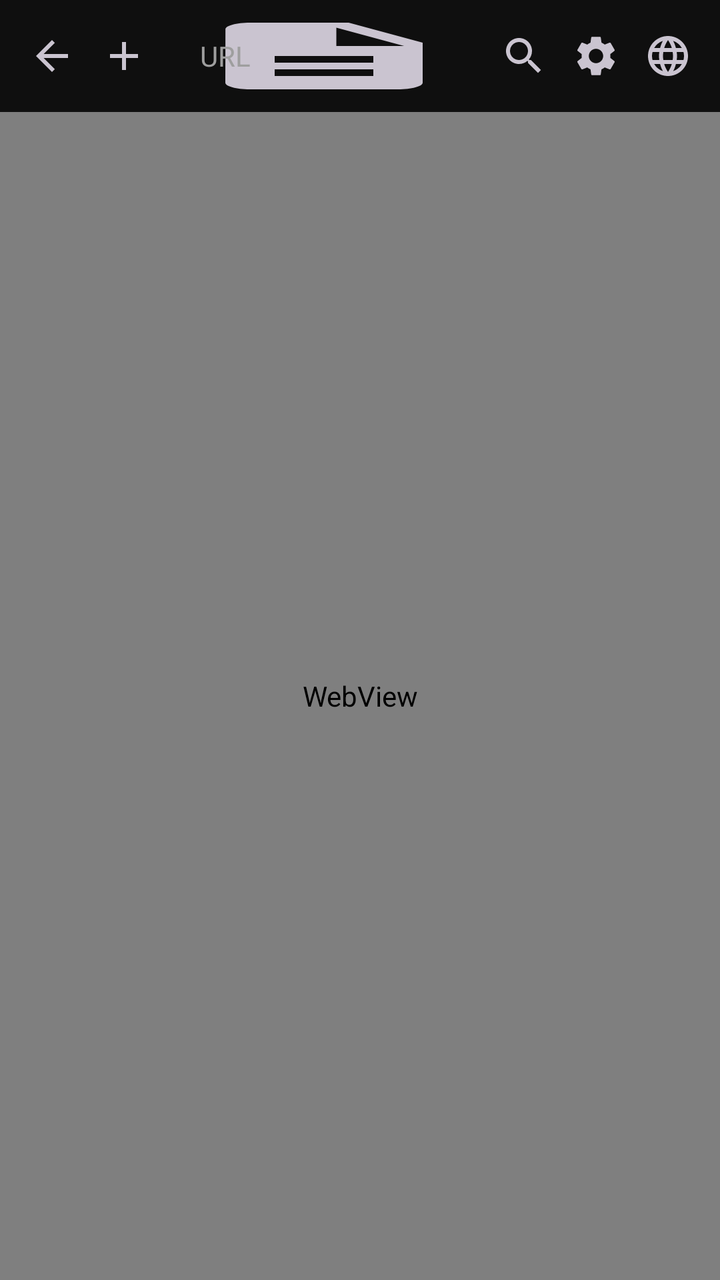
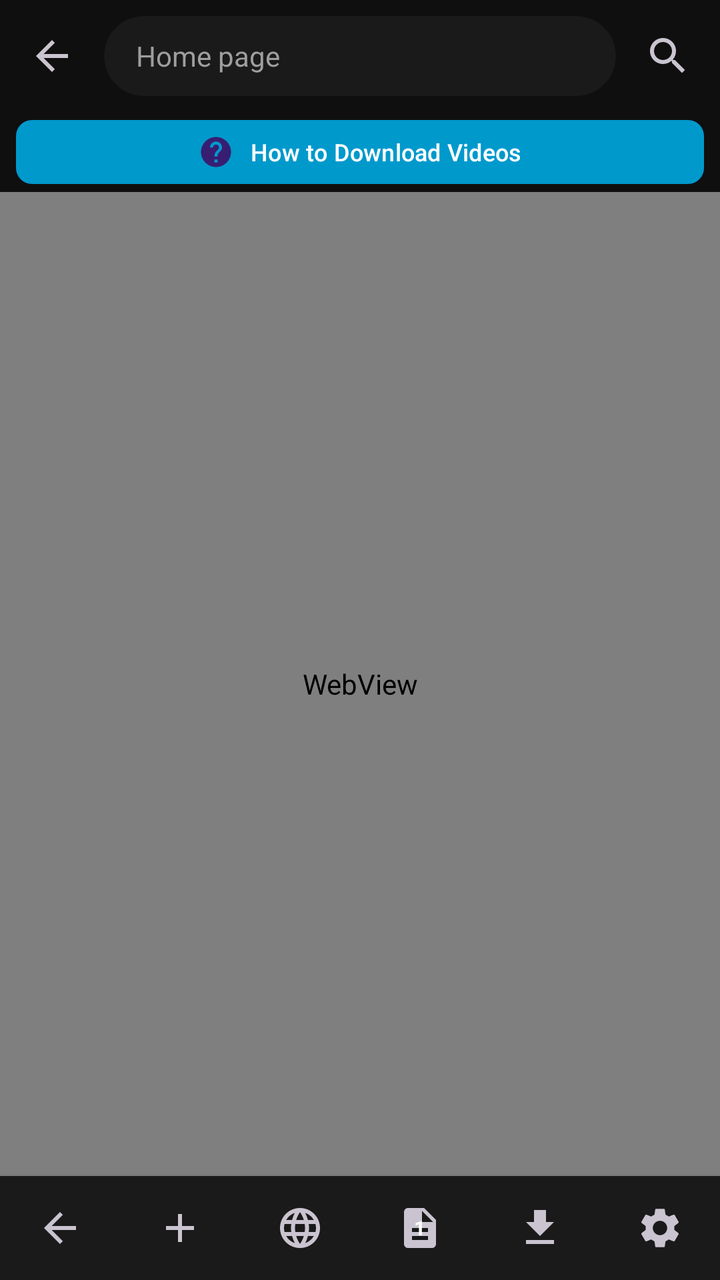

Before-and-after screenshots of an Android layout around one commit, followed by the original layout XML and the change that was made.
<!-- AndroidManifest.xml: application theme Theme.ShadowCalc -->
<!-- res/layout/activity_browser.xml -->
<?xml version="1.0" encoding="utf-8"?>
<LinearLayout xmlns:android="http://schemas.android.com/apk/res/android"
    android:layout_width="match_parent"
    android:layout_height="match_parent"
    android:orientation="vertical"
    android:background="@color/bg_dark">

    <ProgressBar
        android:id="@+id/progressBar"
        style="?android:attr/progressBarStyleHorizontal"
        android:layout_width="match_parent"
        android:layout_height="3dp"
        android:indeterminate="true"
        android:visibility="gone"
        android:progressTint="@color/accent" />

    <LinearLayout
        android:layout_width="match_parent"
        android:layout_height="wrap_content"
        android:orientation="horizontal"
        android:padding="8dp"
        android:gravity="center_vertical">

        <ImageButton
            android:id="@+id/btnBack"
            android:layout_width="36dp"
            android:layout_height="36dp"
            android:background="?attr/selectableItemBackgroundBorderless"
            android:src="@drawable/ic_back"
            android:contentDescription="Back" />

        <ImageButton
            android:id="@+id/btnForward"
            android:layout_width="36dp"
            android:layout_height="36dp"
            android:background="?attr/selectableItemBackgroundBorderless"
            android:src="@drawable/ic_add"
            android:contentDescription="Forward" />

        <EditText
            android:id="@+id/etUrl"
            android:layout_width="0dp"
            android:layout_height="40dp"
            android:layout_weight="1"
            android:layout_marginHorizontal="8dp"
            android:background="@drawable/ic_file"
            android:hint="URL"
            android:textColor="@color/text_primary"
            android:textColorHint="@color/text_secondary"
            android:textSize="14sp"
            android:paddingHorizontal="12dp"
            android:inputType="textUri"
            android:imeOptions="actionGo" />

        <ImageButton
            android:id="@+id/btnGo"
            android:layout_width="36dp"
            android:layout_height="36dp"
            android:background="?attr/selectableItemBackgroundBorderless"
            android:src="@drawable/ic_search"
            android:contentDescription="Go" />

        <ImageButton
            android:id="@+id/btnRefresh"
            android:layout_width="36dp"
            android:layout_height="36dp"
            android:background="?attr/selectableItemBackgroundBorderless"
            android:src="@drawable/ic_settings"
            android:contentDescription="Refresh" />

        <ImageButton
            android:id="@+id/btnHome"
            android:layout_width="36dp"
            android:layout_height="36dp"
            android:background="?attr/selectableItemBackgroundBorderless"
            android:src="@drawable/ic_browser"
            android:contentDescription="Home" />
    </LinearLayout>

    <WebView
        android:id="@+id/webView"
        android:layout_width="match_parent"
        android:layout_height="0dp"
        android:layout_weight="1" />

    <com.google.android.material.floatingactionbutton.FloatingActionButton
        android:id="@+id/fabDownload"
        android:layout_width="wrap_content"
        android:layout_height="wrap_content"
        android:layout_gravity="end|bottom"
        android:layout_margin="16dp"
        android:src="@drawable/ic_download"
        android:visibility="gone"
        android:contentDescription="Download" />
</LinearLayout>
<!-- resources referenced by this layout -->
<resources>
  <color name="accent">#00E676</color>
  <color name="bg_dark">#0F0F0F</color>
  <color name="text_primary">#FFFFFF</color>
  <color name="text_secondary">#9E9E9E</color>
  <!-- drawable ic_add (drawable) -->
  <?xml version="1.0" encoding="utf-8"?>
  <vector xmlns:android="http://schemas.android.com/apk/res/android"
      android:width="24dp" android:height="24dp"
      android:viewportWidth="24" android:viewportHeight="24"
      android:tint="?attr/colorControlNormal">
      <path android:fillColor="#FFFFFF"
          android:pathData="M19,13h-6v6h-2v-6H5v-2h6V5h2v6h6v2z"/>
  </vector>
  <!-- drawable ic_back (drawable) -->
  <?xml version="1.0" encoding="utf-8"?>
  <vector xmlns:android="http://schemas.android.com/apk/res/android"
      android:width="24dp" android:height="24dp"
      android:viewportWidth="24" android:viewportHeight="24"
      android:tint="?attr/colorControlNormal">
      <path android:fillColor="#FFFFFF"
          android:pathData="M20,11H7.83l5.59,-5.59L12,4l-8,8 8,8 1.41,-1.41L7.83,13H20v-2z"/>
  </vector>
  <!-- drawable ic_download (drawable) -->
  <?xml version="1.0" encoding="utf-8"?>
  <vector xmlns:android="http://schemas.android.com/apk/res/android"
      android:width="24dp" android:height="24dp"
      android:viewportWidth="24" android:viewportHeight="24"
      android:tint="?attr/colorControlNormal">
      <path android:fillColor="#FFFFFF"
          android:pathData="M19,9h-4V3H9v6H5l7,7 7,-7zM5,18v2h14v-2H5z"/>
  </vector>
  <!-- drawable ic_file (drawable) -->
  <?xml version="1.0" encoding="utf-8"?>
  <vector xmlns:android="http://schemas.android.com/apk/res/android"
      android:width="24dp" android:height="24dp"
      android:viewportWidth="24" android:viewportHeight="24"
      android:tint="?attr/colorControlNormal">
      <path android:fillColor="#FFFFFF"
          android:pathData="M14,2H6C4.9,2 4.01,2.9 4.01,4L4,20c0,1.1 0.89,2 1.99,2H18c1.1,0 2,-0.9 2,-2V8L14,2zM16,18H8v-2h8V18zM16,14H8v-2h8V14zM13,9V3.5L18.5,9H13z"/>
  </vector>
  <!-- drawable ic_search (drawable) -->
  <?xml version="1.0" encoding="utf-8"?>
  <vector xmlns:android="http://schemas.android.com/apk/res/android"
      android:width="24dp" android:height="24dp"
      android:viewportWidth="24" android:viewportHeight="24"
      android:tint="?attr/colorControlNormal">
      <path android:fillColor="#FFFFFF"
          android:pathData="M15.5,14h-0.79l-0.28,-0.27C15.41,12.59 16,11.11 16,9.5 16,5.91 13.09,3 9.5,3S3,5.91 3,9.5 5.91,16 9.5,16c1.61,0 3.09,-0.59 4.23,-1.57l0.27,0.28v0.79l5,4.99L20.49,19l-4.99,-5zM9.5,14C7.01,14 5,11.99 5,9.5S7.01,5 9.5,5 14,7.01 14,9.5 11.99,14 9.5,14z"/>
  </vector>
  <style name="Theme.ShadowCalc" parent="Theme.Material3.Dark.NoActionBar">
          <item name="colorPrimary">@color/accent</item>
          <item name="colorPrimaryDark">@color/bg_dark</item>
          <item name="colorAccent">@color/accent</item>
          <item name="android:windowBackground">@color/bg_dark</item>
          <item name="android:statusBarColor">@color/bg_dark</item>
          <item name="android:navigationBarColor">@color/bg_dark</item>
          <item name="android:windowLightStatusBar">false</item>
      </style>
  <!-- unchanged entries left out for length: 2 -->
</resources>

<!-- the commit's change to res/layout/activity_browser.xml (unified diff, before → after) -->
@@ -1,5 +1,6 @@
 <?xml version="1.0" encoding="utf-8"?>
 <LinearLayout xmlns:android="http://schemas.android.com/apk/res/android"
+    xmlns:app="http://schemas.android.com/apk/res-auto"
     android:layout_width="match_parent"
     android:layout_height="match_parent"
     android:orientation="vertical"
@@ -14,6 +15,7 @@
         android:visibility="gone"
         android:progressTint="@color/accent" />
 
+    
     <LinearLayout
         android:layout_width="match_parent"
         android:layout_height="wrap_content"
@@ -22,35 +24,36 @@
         android:gravity="center_vertical">
 
         <ImageButton
-            android:id="@+id/btnBack"
+            android:id="@+id/btnExit"
             android:layout_width="36dp"
             android:layout_height="36dp"
             android:background="?attr/selectableItemBackgroundBorderless"
             android:src="@drawable/ic_back"
-            android:contentDescription="Back" />
-
-        <ImageButton
-            android:id="@+id/btnForward"
-            android:layout_width="36dp"
-            android:layout_height="36dp"
-            android:background="?attr/selectableItemBackgroundBorderless"
-            android:src="@drawable/ic_add"
-            android:contentDescription="Forward" />
-
-        <EditText
-            android:id="@+id/etUrl"
+            android:contentDescription="Exit" />
+
+        <com.google.android.material.card.MaterialCardView
             android:layout_width="0dp"
             android:layout_height="40dp"
             android:layout_weight="1"
             android:layout_marginHorizontal="8dp"
-            android:background="@drawable/ic_file"
-            android:hint="URL"
-            android:textColor="@color/text_primary"
-            android:textColorHint="@color/text_secondary"
-            android:textSize="14sp"
-            android:paddingHorizontal="12dp"
-            android:inputType="textUri"
-            android:imeOptions="actionGo" />
+            app:cardCornerRadius="20dp"
+            app:cardBackgroundColor="@color/bg_card"
+            app:strokeWidth="0dp">
+
+            <EditText
+                android:id="@+id/etUrl"
+                android:layout_width="match_parent"
+                android:layout_height="match_parent"
+                android:background="@null"
+                android:hint="Home page"
+                android:textColor="@color/text_primary"
+                android:textColorHint="@color/text_secondary"
+                android:textSize="14sp"
+                android:paddingHorizontal="16dp"
+                android:inputType="textUri"
+                android:imeOptions="actionGo"
+                android:gravity="center_vertical" />
+        </com.google.android.material.card.MaterialCardView>
 
         <ImageButton
             android:id="@+id/btnGo"
@@ -59,37 +62,146 @@
             android:background="?attr/selectableItemBackgroundBorderless"
             android:src="@drawable/ic_search"
             android:contentDescription="Go" />
-
-        <ImageButton
-            android:id="@+id/btnRefresh"
-            android:layout_width="36dp"
-            android:layout_height="36dp"
-            android:background="?attr/selectableItemBackgroundBorderless"
-            android:src="@drawable/ic_settings"
-            android:contentDescription="Refresh" />
-
-        <ImageButton
-            android:id="@+id/btnHome"
-            android:layout_width="36dp"
-            android:layout_height="36dp"
+    </LinearLayout>
+
+    
+    <com.google.android.material.button.MaterialButton
+        android:id="@+id/bannerHowTo"
+        android:layout_width="match_parent"
+        android:layout_height="40dp"
+        android:layout_marginHorizontal="8dp"
+        android:text="How to Download Videos"
+        android:textColor="@android:color/white"
+        android:textSize="12sp"
+        app:backgroundTint="@android:color/holo_blue_dark"
+        app:cornerRadius="8dp"
+        app:icon="@drawable/ic_help"
+        app:iconGravity="textStart" />
+
+    
+    <FrameLayout
+        android:layout_width="match_parent"
+        android:layout_height="0dp"
+        android:layout_weight="1">
+
+        <WebView
+            android:id="@+id/webView"
+            android:layout_width="match_parent"
+            android:layout_height="match_parent" />
+
+        
+        <LinearLayout
+            android:id="@+id/layoutHome"
+            android:layout_width="match_parent"
+            android:layout_height="match_parent"
+            android:orientation="vertical"
+            android:background="@color/bg_dark"
+            android:padding="16dp"
+            android:visibility="gone">
+
+            <TextView
+                android:layout_width="match_parent"
+                android:layout_height="wrap_content"
+                android:text="Shortcuts"
+                android:textColor="@color/text_primary"
+                android:textSize="18sp"
+                android:textStyle="bold"
+                android:layout_marginBottom="12dp" />
+
+            <GridLayout
+                android:id="@+id/gridShortcuts"
+                android:layout_width="match_parent"
+                android:layout_height="wrap_content"
+                android:columnCount="3" />
+        </LinearLayout>
+
+        
+        <com.google.android.material.floatingactionbutton.FloatingActionButton
+            android:id="@+id/fabDownload"
+            android:layout_width="wrap_content"
+            android:layout_height="wrap_content"
+            android:layout_gravity="end|bottom"
+            android:layout_margin="16dp"
+            android:src="@drawable/ic_download"
+            android:visibility="gone"
+            app:backgroundTint="@color/accent"
+            android:contentDescription="Download" />
+    </FrameLayout>
+
+    
+    <LinearLayout
+        android:layout_width="match_parent"
+        android:layout_height="52dp"
+        android:orientation="horizontal"
+        android:background="@color/bg_card"
+        android:elevation="8dp"
+        android:gravity="center_vertical">
+
+        <ImageButton
+            android:id="@+id/btnNavBack"
+            android:layout_width="0dp"
+            android:layout_height="match_parent"
+            android:layout_weight="1"
+            android:background="?attr/selectableItemBackgroundBorderless"
+            android:src="@drawable/ic_back"
+            android:contentDescription="Back" />
+
+        <ImageButton
+            android:id="@+id/btnNavForward"
+            android:layout_width="0dp"
+            android:layout_height="match_parent"
+            android:layout_weight="1"
+            android:background="?attr/selectableItemBackgroundBorderless"
+            android:src="@drawable/ic_add"
+            android:rotation="90"
+            android:contentDescription="Forward" />
+
+        <ImageButton
+            android:id="@+id/btnNavHome"
+            android:layout_width="0dp"
+            android:layout_height="match_parent"
+            android:layout_weight="1"
             android:background="?attr/selectableItemBackgroundBorderless"
             android:src="@drawable/ic_browser"
             android:contentDescription="Home" />
+
+        <FrameLayout
+            android:layout_width="0dp"
+            android:layout_height="match_parent"
+            android:layout_weight="1">
+            <ImageButton
+                android:id="@+id/btnNavTabs"
+                android:layout_width="match_parent"
+                android:layout_height="match_parent"
+                android:background="?attr/selectableItemBackgroundBorderless"
+                android:src="@drawable/ic_file"
+                android:contentDescription="Tabs" />
+            <TextView
+                android:layout_width="wrap_content"
+                android:layout_height="wrap_content"
+                android:layout_gravity="center"
+                android:text="1"
+                android:textColor="@color/text_primary"
+                android:textSize="10sp"
+                android:textStyle="bold" />
+        </FrameLayout>
+
+        <ImageButton
+            android:id="@+id/btnNavDownloads"
+            android:layout_width="0dp"
+            android:layout_height="match_parent"
+            android:layout_weight="1"
+            android:background="?attr/selectableItemBackgroundBorderless"
+            android:src="@drawable/ic_download"
+            android:contentDescription="Downloads" />
+
+        <ImageButton
+            android:id="@+id/btnNavMenu"
+            android:layout_width="0dp"
+            android:layout_height="match_parent"
+            android:layout_weight="1"
+            android:background="?attr/selectableItemBackgroundBorderless"
+            android:src="@drawable/ic_settings"
+            android:contentDescription="Menu" />
     </LinearLayout>
-
-    <WebView
-        android:id="@+id/webView"
-        android:layout_width="match_parent"
-        android:layout_height="0dp"
-        android:layout_weight="1" />
-
-    <com.google.android.material.floatingactionbutton.FloatingActionButton
-        android:id="@+id/fabDownload"
-        android:layout_width="wrap_content"
-        android:layout_height="wrap_content"
-        android:layout_gravity="end|bottom"
-        android:layout_margin="16dp"
-        android:src="@drawable/ic_download"
-        android:visibility="gone"
-        android:contentDescription="Download" />
 </LinearLayout>
<!-- resource entries referenced after the edit -->
@@ -1,6 +1,7 @@
 <!-- resources referenced by this layout -->
 <resources>
   <color name="accent">#00E676</color>
+  <color name="bg_card">#1A1A1A</color>
   <color name="bg_dark">#0F0F0F</color>
   <color name="text_primary">#FFFFFF</color>
   <color name="text_secondary">#9E9E9E</color>
@@ -40,6 +41,15 @@
       <path android:fillColor="#FFFFFF"
           android:pathData="M14,2H6C4.9,2 4.01,2.9 4.01,4L4,20c0,1.1 0.89,2 1.99,2H18c1.1,0 2,-0.9 2,-2V8L14,2zM16,18H8v-2h8V18zM16,14H8v-2h8V14zM13,9V3.5L18.5,9H13z"/>
   </vector>
+  <!-- drawable ic_help (drawable) -->
+  <?xml version="1.0" encoding="utf-8"?>
+  <vector xmlns:android="http://schemas.android.com/apk/res/android"
+      android:width="24dp" android:height="24dp"
+      android:viewportWidth="24" android:viewportHeight="24"
+      android:tint="?attr/colorControlNormal">
+      <path android:fillColor="#FFFFFF"
+          android:pathData="M12,2C6.48,2 2,6.48 2,12s4.48,10 10,10 10,-4.48 10,-10S17.52,2 12,2zM13,19h-2v-2h2v2zM15.07,11.25l-0.9,0.92C13.45,12.9 13,13.5 13,15h-2v-0.5c0,-1.1 0.45,-2.1 1.17,-2.83l1.24,-1.26c0.37,-0.36 0.59,-0.86 0.59,-1.41 0,-1.1 -0.9,-2 -2,-2s-2,0.9 -2,2H8c0,-2.21 1.79,-4 4,-4s4,1.79 4,4c0,0.88 -0.36,1.68 -0.93,2.25z"/>
+  </vector>
   <!-- drawable ic_search (drawable) -->
   <?xml version="1.0" encoding="utf-8"?>
   <vector xmlns:android="http://schemas.android.com/apk/res/android"
